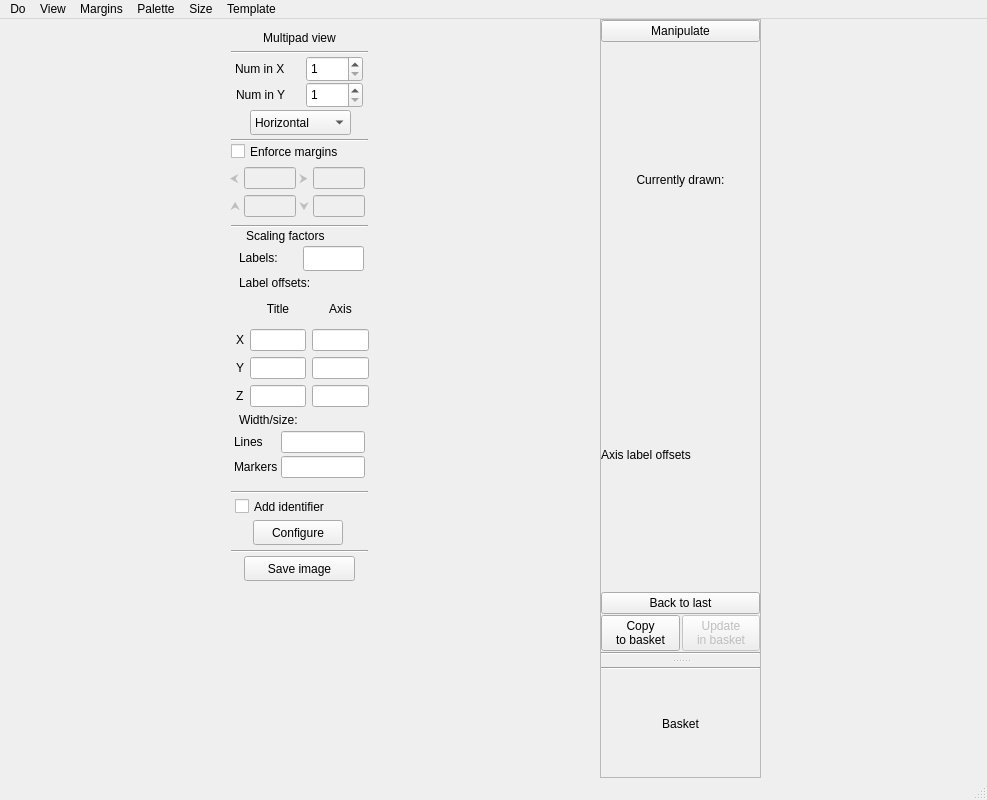
Before: the Qt Designer form ants3bundle/src/ants3/gui/graph/agraphwindow.ui in andrmor/ANTS3bundle, drawn with Qt 5.
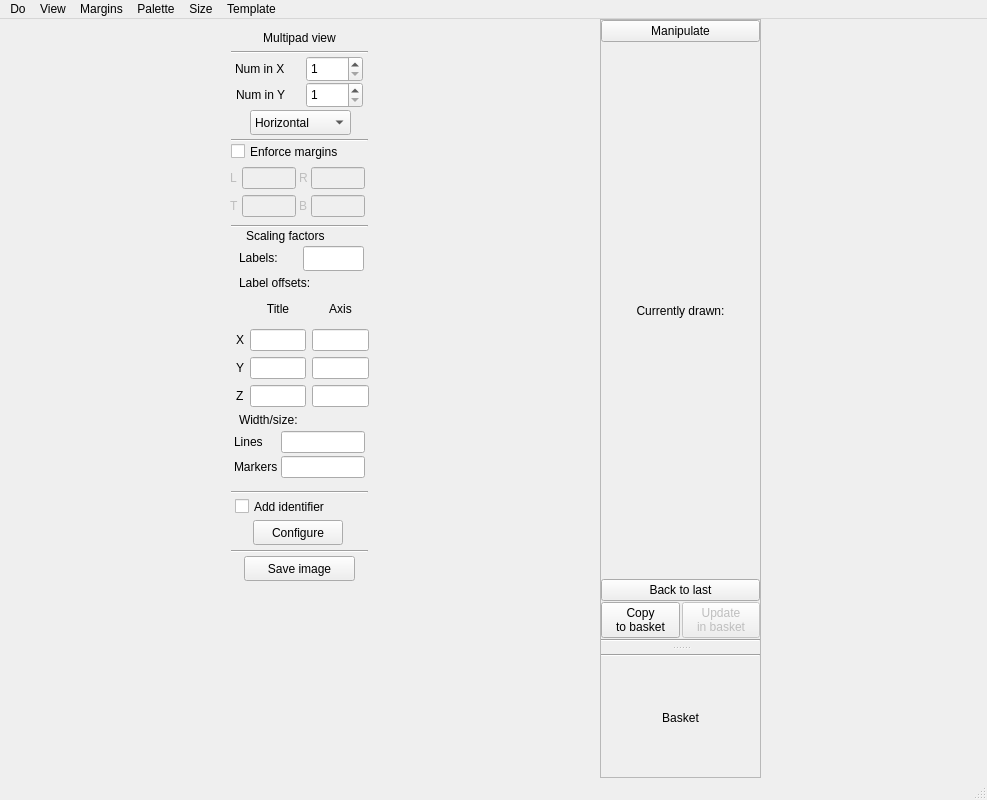
After: the same form once the commit is applied. The open tabs and pages were chosen to show the change.

The edit to the form file:
```diff
--- a/ants3bundle/src/ants3/gui/graph/agraphwindow.ui
+++ b/ants3bundle/src/ants3/gui/graph/agraphwindow.ui
@@ -990,7 +990,7 @@
           <item row="0" column="0">
            <widget class="QLabel" name="lMultiMarLeft">
             <property name="text">
-             <string>⮜</string>
+             <string>L</string>
             </property>
            </widget>
           </item>
@@ -1000,7 +1000,7 @@
           <item row="0" column="2">
            <widget class="QLabel" name="label_32">
             <property name="text">
-             <string>⮞</string>
+             <string>R</string>
             </property>
            </widget>
           </item>
@@ -1010,7 +1010,7 @@
           <item row="1" column="0">
            <widget class="QLabel" name="label_33">
             <property name="text">
-             <string>⮝</string>
+             <string>T</string>
             </property>
            </widget>
           </item>
@@ -1020,7 +1020,7 @@
           <item row="1" column="2">
            <widget class="QLabel" name="label_34">
             <property name="text">
-             <string>⮟</string>
+             <string>B</string>
             </property>
            </widget>
           </item>
@@ -2384,13 +2384,6 @@
              </property>
             </widget>
            </item>
-           <item>
-            <widget class="QLabel" name="label_37">
-             <property name="text">
-              <string>Axis label offsets</string>
-             </property>
-            </widget>
-           </item>
            <item>
             <widget class="QPushButton" name="pbBackToLast">
              <property name="text">
```
Left out of the diff: 8 changed lines with no effect on the pictures.
